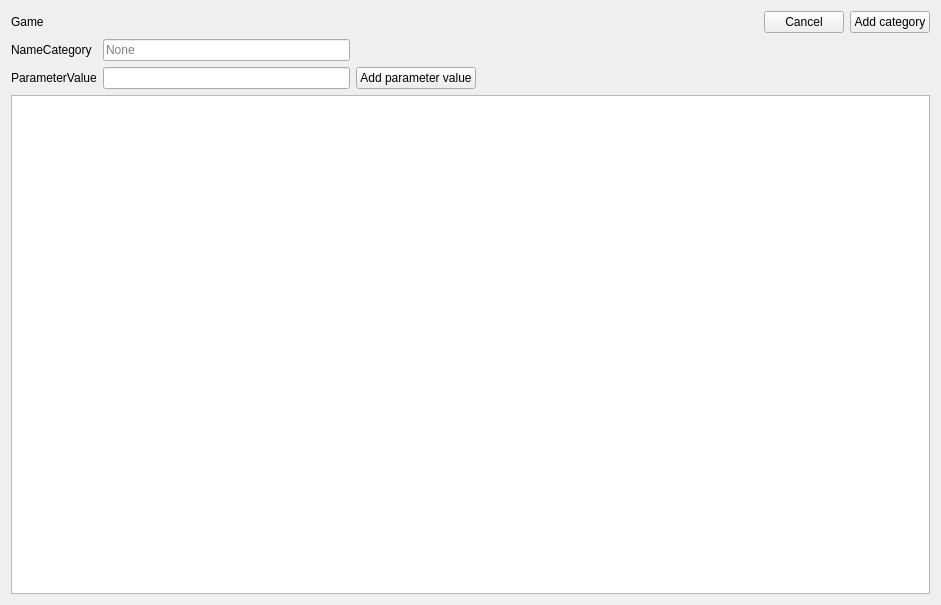
Arankir/AraSteamManager, file AraSteamManager/formnewcategory.ui: the form before one commit.
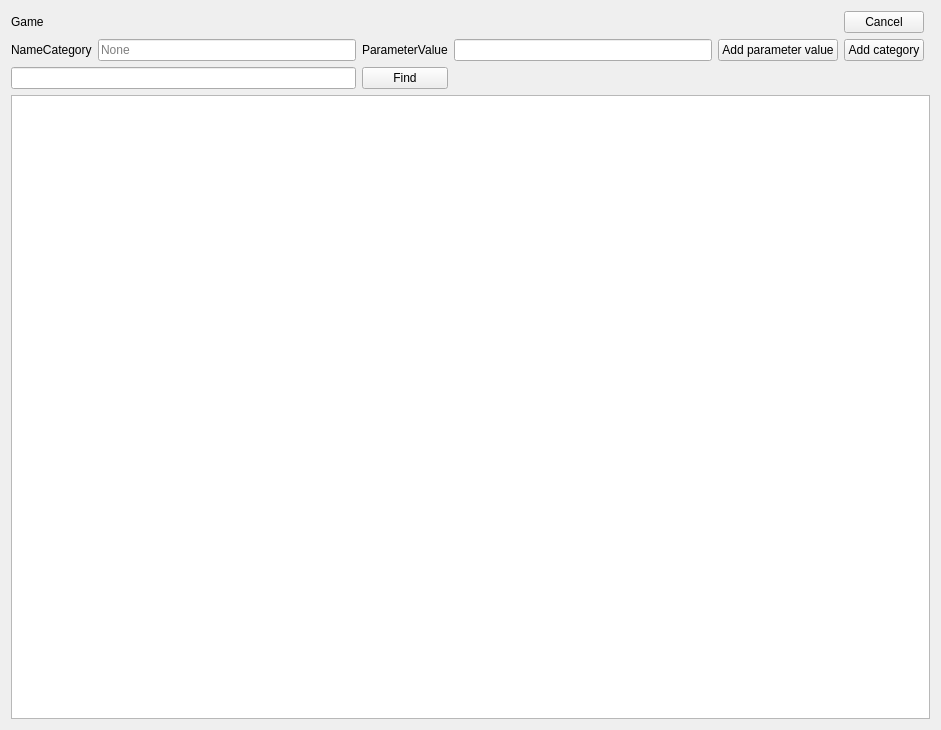
The form after the commit.

```diff
--- a/AraSteamManager/formnewcategory.ui
+++ b/AraSteamManager/formnewcategory.ui
@@ -7,17 +7,14 @@
     <x>0</x>
     <y>0</y>
     <width>941</width>
-    <height>605</height>
+    <height>730</height>
    </rect>
   </property>
   <property name="windowTitle">
    <string>Form</string>
   </property>
-  <layout class="QGridLayout" name="gridLayout">
-   <item row="3" column="0" colspan="52">
-    <widget class="QTableWidget" name="FormAddCategoryTableWidgetAchievements"/>
-   </item>
-   <item row="2" column="1">
+  <layout class="QGridLayout" name="gridLayout_2">
+   <item row="1" column="3">
     <widget class="QLineEdit" name="FormAddCategoryLineEditNameValue"/>
    </item>
    <item row="1" column="0">
@@ -27,13 +24,6 @@
      </property>
     </widget>
    </item>
-   <item row="2" column="0">
-    <widget class="QLabel" name="FormAddCategoryLabelParameterValue">
-     <property name="text">
-      <string>ParameterValue</string>
-     </property>
-    </widget>
-   </item>
    <item row="1" column="1">
     <widget class="QLineEdit" name="FormAddCategoryLineEditNameCategory">
      <property name="placeholderText">
@@ -41,34 +31,54 @@
      </property>
     </widget>
    </item>
-   <item row="2" column="2">
-    <widget class="QPushButton" name="FormAddCategoryButtonAddParameterValue">
-     <property name="text">
-      <string>Add parameter value</string>
-     </property>
-    </widget>
-   </item>
-   <item row="0" column="51">
-    <widget class="QPushButton" name="FormAddCategoryButtonAddCategory">
-     <property name="text">
-      <string>Add category</string>
-     </property>
-    </widget>
-   </item>
-   <item row="0" column="50">
+   <item row="0" column="5">
     <widget class="QPushButton" name="FormAddCategoryButtonCancel">
      <property name="text">
       <string>Cancel</string>
      </property>
     </widget>
    </item>
-   <item row="0" column="0" colspan="2">
+   <item row="1" column="4">
+    <widget class="QPushButton" name="FormAddCategoryButtonAddParameterValue">
+     <property name="text">
+      <string>Add parameter value</string>
+     </property>
+    </widget>
+   </item>
+   <item row="0" column="0">
     <widget class="QLabel" name="FormAddCategoryLabelGame">
      <property name="text">
       <string>Game</string>
      </property>
     </widget>
    </item>
+   <item row="3" column="0" colspan="7">
+    <widget class="QTableWidget" name="FormAddCategoryTableWidgetAchievements"/>
+   </item>
+   <item row="1" column="5">
+    <widget class="QPushButton" name="FormAddCategoryButtonAddCategory">
+     <property name="text">
+      <string>Add category</string>
+     </property>
+    </widget>
+   </item>
+   <item row="1" column="2">
+    <widget class="QLabel" name="FormAddCategoryLabelParameterValue">
+     <property name="text">
+      <string>ParameterValue</string>
+     </property>
+    </widget>
+   </item>
+   <item row="2" column="0" colspan="2">
+    <widget class="QLineEdit" name="FormAddCategoryLineEditFind"/>
+   </item>
+   <item row="2" column="2">
+    <widget class="QPushButton" name="FormAddCategoryButtonFind">
+     <property name="text">
+      <string>Find</string>
+     </property>
+    </widget>
+   </item>
   </layout>
  </widget>
  <resources/>
```
